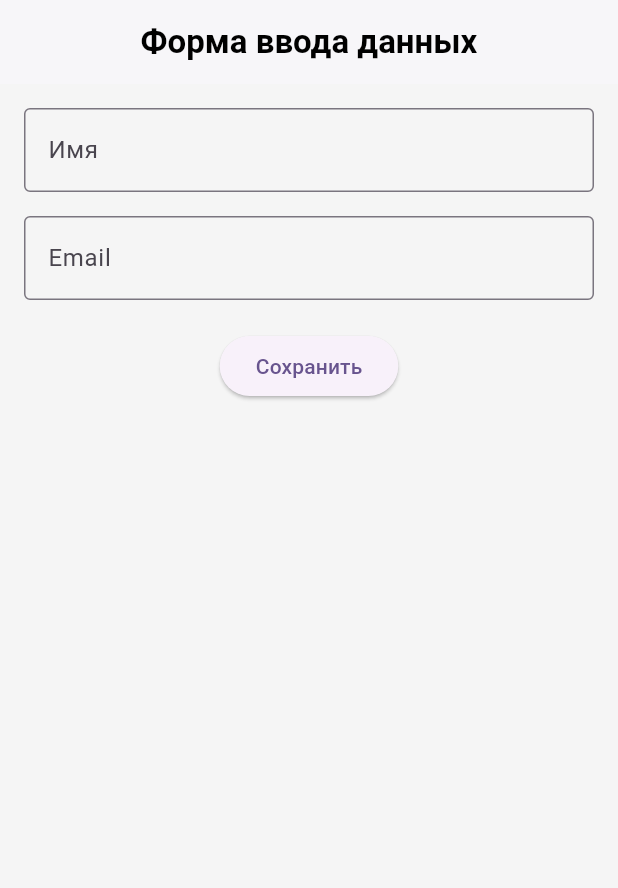
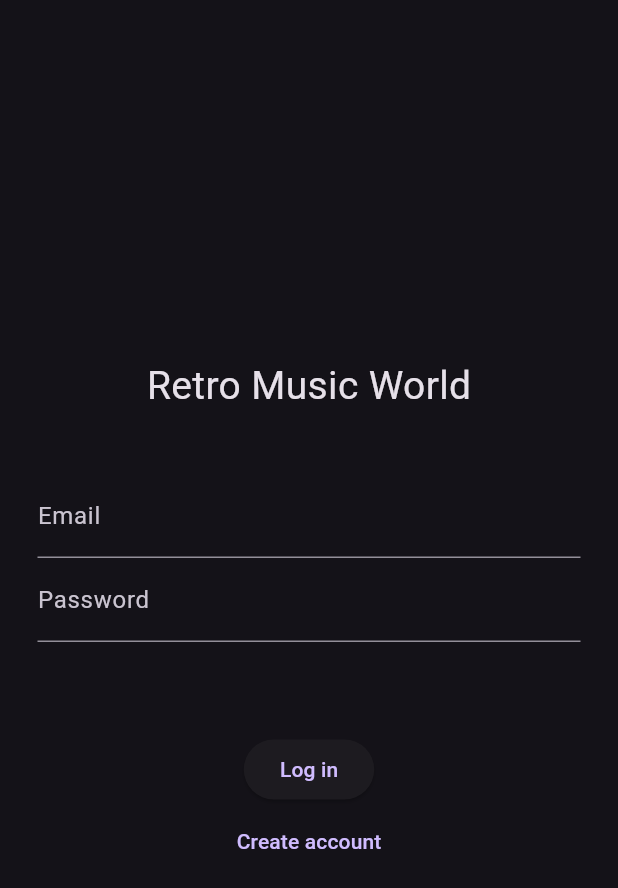
Before and after one commit to olijek/RetroMuse, a Flutter app: the screen it shows after launch, on a phone screen of 412 x 824 dp. Shown: the top 888 px of the screen. Run offline on Flutter 3.47's test engine with Material 3 defaults, Android fonts, the phone set to English and light mode, and no system bars; our stand-ins replace shared_preferences.

Commit message:
Регистрация и логин реализованы, отображение имени пользователя в разработке

```diff
--- a/lib/main.dart
+++ b/lib/main.dart
@@ -1,40 +1,47 @@
 import 'package:flutter/material.dart';
+import 'package:provider/provider.dart';
 import 'screens/home_screen.dart';
 import 'screens/search_screen.dart';
 import 'screens/enc_screen.dart';
 import 'screens/profile_screen.dart';
-import 'screens/form_screen.dart';
+import 'screens/register_screen.dart';
+import 'screens/login_screen.dart';
 
-void main() {
-  runApp(const RetroMuseApp());
+import 'providers/auth_provider.dart';
+
+import 'package:shared_preferences/shared_preferences.dart';
+
+void main() async {
+  WidgetsFlutterBinding.ensureInitialized();
+  SharedPreferences prefs = await SharedPreferences.getInstance();
+  bool logged = prefs.getBool("logged") ?? false;
+
+  runApp(
+    MultiProvider(
+      providers: [
+        ChangeNotifierProvider(create: (_) => AuthProvider()),
+      ],
+      child: MainApp(startHome: logged),
+    ),
+  );
 }
 
-class RetroMuseApp extends StatelessWidget {
-  const RetroMuseApp({super.key});
+class MainApp extends StatelessWidget {
+  final bool startHome;
+  const MainApp({super.key, required this.startHome});
 
   @override
   Widget build(BuildContext context) {
-    return MaterialApp(
-      title: 'Retro Music World',
+    return MultiProvider(
+        providers: [
+          ChangeNotifierProvider(create: (_) => AuthProvider()),
+        ],
+        child: MaterialApp(
+      title: "Retro Music World",
       debugShowCheckedModeBanner: false,
-      theme: ThemeData(
-        useMaterial3: true,
-        colorSchemeSeed: Colors.deepPurple,
-        scaffoldBackgroundColor: Colors.grey[100],
-        appBarTheme: const AppBarTheme(
-          backgroundColor: Colors.white,
-          foregroundColor: Colors.black87,
-          elevation: 1,
-          centerTitle: true,
-          titleTextStyle: TextStyle(
-            fontSize: 22,
-            fontWeight: FontWeight.w700,
-            color: Colors.black,
-          ),
-        ),
-      ),
-      home:  FormScreen(),
-    );
+      theme: ThemeData.dark(),
+      home: startHome ? const MainScreen() : const LoginScreen(),
+    ));
   }
 }
 
--- /dev/null
+++ b/lib/providers/auth_provider.dart
@@ -0,0 +1,10 @@
+import 'package:flutter/material.dart';
+
+class AuthProvider with ChangeNotifier {
+  String username = "";
+
+  void setUsername(String name) {
+    username = name;
+    notifyListeners();
+  }
+}
--- a/lib/screens/form_screen.dart
+++ /dev/null
@@ -1,85 +0,0 @@
-import 'package:flutter/material.dart';
-
-class FormScreen extends StatefulWidget {
-  const FormScreen({super.key});
-
-  @override
-  State<FormScreen> createState() => _FormScreenState();
-}
-
-class _FormScreenState extends State<FormScreen>{
-  final _formKey = GlobalKey<FormState>();
-
-  final _nameController = TextEditingController();
-  final _emailController = TextEditingController();
-
-  @override
-  void dispose() {
-    _nameController.dispose();
-    _emailController.dispose();
-    super.dispose();
-  }
-
-  void _submitForm() {
-    if (_formKey.currentState!.validate()) {
-      final name = _nameController.text;
-      final email = _emailController.text;
-
-      ScaffoldMessenger.of(context).showSnackBar(
-        SnackBar(content: Text('Данные сохранены: $name, $email')),
-      );
-    }
-  }
-
-  @override
-  Widget build(BuildContext context) {
-    return Scaffold(
-      appBar: AppBar(title: const Text('Форма ввода данных')),
-      body: Padding(
-          padding: const EdgeInsets.all(16.0),
-        child: Form(
-            key: _formKey,
-            child: Column(
-              children: [
-                TextFormField(
-                  controller: _nameController,
-                  decoration: const InputDecoration(
-                    labelText: 'Имя',
-                    border: OutlineInputBorder(),
-                  ),
-                  validator: (value) {
-                    if (value == null || value.isEmpty) {
-                      return 'Введите имя';
-                    }
-                    return null;
-                  },
-                ),
-                const SizedBox(height: 16),
-                TextFormField(
-                  controller: _emailController,
-                  decoration: const InputDecoration(
-                    labelText: 'Email',
-                    border: OutlineInputBorder(),
-                  ),
-                  keyboardType: TextInputType.emailAddress,
-                  validator: (value) {
-                    if (value == null || value.isEmpty) {
-                      return 'Введите email';
-                    } else if (!value.contains('@')) {
-                      return 'Неверный формат email';
-                    }
-                    return null;
-                  },
-                ),
-                const SizedBox(height: 20),
-                ElevatedButton(
-                    onPressed: _submitForm,
-                    child: const Text('Сохранить'),
-                ),
-              ],
-            ),
-        ),
-      ),
-    );
-  }
-}
--- /dev/null
+++ b/lib/screens/login_screen.dart
@@ -0,0 +1,84 @@
+import 'package:flutter/material.dart';
+import 'package:project/main.dart';
+import 'package:shared_preferences/shared_preferences.dart';
+import 'register_screen.dart';
+import 'home_screen.dart';
+
+class LoginScreen extends StatefulWidget {
+  const LoginScreen({super.key});
+
+  @override
+  State<LoginScreen> createState() => _LoginScreenState();
+}
+
+class _LoginScreenState extends State<LoginScreen> {
+  final email = TextEditingController();
+  final pass = TextEditingController();
+  String error = "";
+
+  Future login() async {
+    SharedPreferences prefs = await SharedPreferences.getInstance();
+    final savedEmail = prefs.getString("email");
+    final savedPass = prefs.getString("password");
+
+    if (email.text == savedEmail && pass.text == savedPass) {
+      await prefs.setBool("logged", true);
+
+      Navigator.pushReplacement(
+        context,
+        MaterialPageRoute(builder: (_) => const MainScreen()),
+      );
+    } else {
+      setState(() => error = "Wrong email or password");
+    }
+  }
+
+  @override
+  Widget build(BuildContext context) {
+    return Scaffold(
+      body: Padding(
+        padding: const EdgeInsets.all(25),
+        child: Column(
+          mainAxisAlignment: MainAxisAlignment.center,
+          children: [
+
+            const Text("Retro Music World",
+                style: TextStyle(fontSize: 26)),
+
+            const SizedBox(height: 40),
+
+            TextField(
+              controller: email,
+              decoration: const InputDecoration(labelText: "Email"),
+            ),
+            TextField(
+              controller: pass,
+              decoration: const InputDecoration(labelText: "Password"),
+              obscureText: true,
+            ),
+
+            const SizedBox(height: 15),
+            Text(error, style: const TextStyle(color: Colors.red)),
+
+            const SizedBox(height: 25),
+
+            ElevatedButton(
+              onPressed: login,
+              child: const Text("Log in"),
+            ),
+
+            TextButton(
+              onPressed: () {
+                Navigator.pushReplacement(
+                  context,
+                  MaterialPageRoute(builder: (_) => const RegisterScreen()),
+                );
+              },
+              child: const Text("Create account"),
+            ),
+          ],
+        ),
+      ),
+    );
+  }
+}
--- a/pubspec.yaml
+++ b/pubspec.yaml
@@ -28,12 +28,16 @@ environment:
 # the latest version available on pub.dev. To see which dependencies have newer
 # versions available, run `flutter pub outdated`.
 dependencies:
+  shared_preferences: ^2.2.0
+
   flutter:
     sdk: flutter
 
   # The following adds the Cupertino Icons font to your application.
   # Use with the CupertinoIcons class for iOS style icons.
   cupertino_icons: ^1.0.8
+
+  provider: ^6.1.2
 
 dev_dependencies:
   flutter_test:
```
Also changed, not shown: lib/screens/profile_screen.dart (+45 -33 lines), lib/screens/register_screen.dart (added, +68 -0 lines), pubspec.lock, 2 other files.
